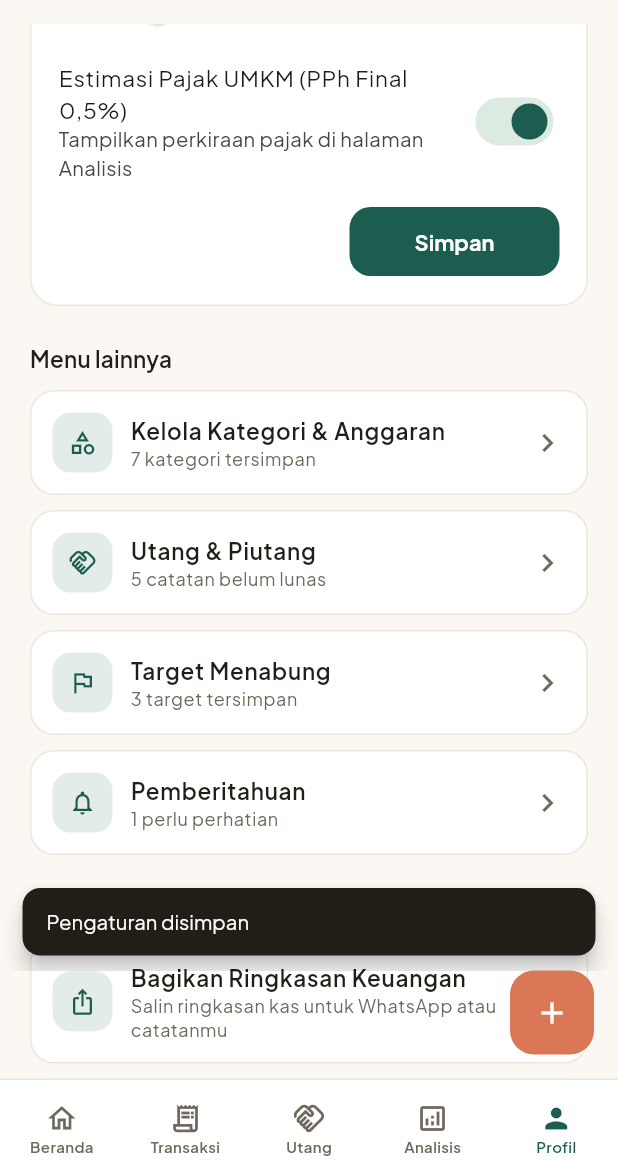
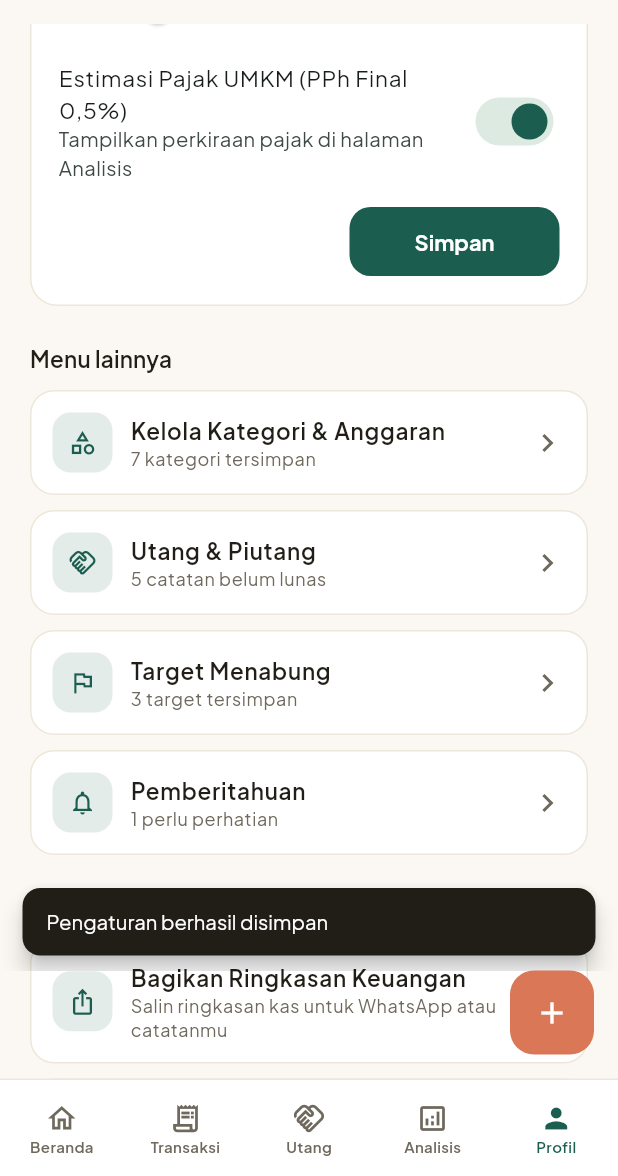
Before and after one commit to Abidalfakhri/flunds, a Flutter app: the AppShell screen opened directly, item 5 of the bottom bar chosen, scrolled down 576 dp, after a tap on "Simpan", on a phone screen of 412 x 824 dp, the part 60-1236 px from its top. Run offline on Flutter 3.47's test engine with Material 3 defaults, Android fonts, the phone set to English and light mode, and no system bars; our stand-ins replace cloud_firestore, firebase_auth, firebase_core, google_fonts; accounts and stored records are empty.

Commit message:
feat: integrate Firebase authentication and profile management

```diff
--- a/lib/screens/profile_settings_screen.dart
+++ b/lib/screens/profile_settings_screen.dart
@@ -1,5 +1,7 @@
+
 import 'package:flutter/material.dart';
 import 'package:flutter/services.dart';
+
 import '../data/app_data.dart';
 import '../data/auth_service.dart';
 import '../models/insight.dart';
@@ -37,46 +39,79 @@ class ProfileSettingsScreen extends StatelessWidget {
                       const _GuestBanner(),
                     ],
                     const SizedBox(height: 20),
-                    Text('Pengaturan kas & gaji pemilik', style: Theme.of(context).textTheme.titleMedium),
+                    Text(
+                      'Pengaturan kas & gaji pemilik',
+                      style: Theme.of(context).textTheme.titleMedium,
+                    ),
                     const SizedBox(height: 10),
-                    _SettingsForm(),
+                    const _SettingsForm(),
                     const SizedBox(height: 24),
-                    Text('Menu lainnya', style: Theme.of(context).textTheme.titleMedium),
+                    Text(
+                      'Menu lainnya',
+                      style: Theme.of(context).textTheme.titleMedium,
+                    ),
                     const SizedBox(height: 10),
                     _MenuTile(
                       icon: Icons.category_outlined,
                       title: 'Kelola Kategori & Anggaran',
-                      subtitle: '${appData.categories.length} kategori tersimpan',
-                      onTap: () => Navigator.push(context, MaterialPageRoute(builder: (_) => const CategoriesListScreen())),
+                      subtitle:
+                      '${appData.categories.length} kategori tersimpan',
+                      onTap: () => Navigator.push(
+                        context,
+                        MaterialPageRoute(
+                          builder: (_) => const CategoriesListScreen(),
+                        ),
+                      ),
                     ),
                     const SizedBox(height: 10),
                     _MenuTile(
                       icon: Icons.handshake_outlined,
                       title: 'Utang & Piutang',
-                      subtitle: '${appData.debts.where((d) => !d.isPaid).length} catatan belum lunas',
-                      onTap: () => Navigator.push(context, MaterialPageRoute(builder: (_) => const DebtsScreen())),
+                      subtitle:
+                      '${appData.debts.where((d) => !d.isPaid).length} catatan belum lunas',
+                      onTap: () => Navigator.push(
+                        context,
+                        MaterialPageRoute(
+                          builder: (_) => const DebtsScreen(),
+                        ),
+                      ),
                     ),
                     const SizedBox(height: 10),
                     _MenuTile(
                       icon: Icons.flag_outlined,
                       title: 'Target Menabung',
                       subtitle: '${appData.goals.length} target tersimpan',
-                      onTap: () => Navigator.push(context, MaterialPageRoute(builder: (_) => const SavingsGoalsScreen())),
+                      onTap: () => Navigator.push(
+                        context,
+                        MaterialPageRoute(
+                          builder: (_) => const SavingsGoalsScreen(),
+                        ),
+                      ),
                     ),
                     const SizedBox(height: 10),
                     _MenuTile(
                       icon: Icons.notifications_outlined,
                       title: 'Pemberitahuan',
-                      subtitle: '${appData.insights.where((i) => i.level != InsightLevel.info).length} perlu perhatian',
-                      onTap: () => Navigator.push(context, MaterialPageRoute(builder: (_) => const NotificationsScreen())),
+                      subtitle:
+                      '${appData.insights.where((i) => i.level != InsightLevel.info).length} perlu perhatian',
+                      onTap: () => Navigator.push(
+                        context,
+                        MaterialPageRoute(
+                          builder: (_) => const NotificationsScreen(),
+                        ),
+                      ),
                     ),
                     const SizedBox(height: 24),
-                    Text('Data & bagikan', style: Theme.of(context).textTheme.titleMedium),
+                    Text(
+                      'Data & bagikan',
+                      style: Theme.of(context).textTheme.titleMedium,
+                    ),
                     const SizedBox(height: 10),
                     _MenuTile(
                       icon: Icons.ios_share_outlined,
                       title: 'Bagikan Ringkasan Keuangan',
-                      subtitle: 'Salin ringkasan kas untuk WhatsApp atau catatanmu',
+                      subtitle:
+                      'Salin ringkasan kas untuk WhatsApp atau catatanmu',
                       onTap: () => _shareSummary(context),
                     ),
                     const SizedBox(height: 10),
@@ -90,7 +125,10 @@ class ProfileSettingsScreen extends StatelessWidget {
                       onTap: () => _confirmReset(context),
                     ),
                     const SizedBox(height: 24),
-                    Text('Akun', style: Theme.of(context).textTheme.titleMedium),
+                    Text(
+                      'Akun',
+                      style: Theme.of(context).textTheme.titleMedium,
+                    ),
                     const SizedBox(height: 10),
                     _MenuTile(
                       icon: Icons.logout,
@@ -122,10 +160,17 @@ class ProfileSettingsScreen extends StatelessWidget {
   }
 
   Future<void> _shareSummary(BuildContext context) async {
-    await Clipboard.setData(ClipboardData(text: buildCashflowSummary(appData)));
+    await Clipboard.setData(
+      ClipboardData(text: buildCashflowSummary(appData)),
+    );
+
     if (context.mounted) {
       ScaffoldMessenger.of(context).showSnackBar(
-        const SnackBar(content: Text('Ringkasan disalin — tinggal tempel ke WhatsApp atau catatanmu')),
+        const SnackBar(
+          content: Text(
+            'Ringkasan disalin — tinggal tempel ke WhatsApp atau catatanmu',
+          ),
+        ),
       );
     }
   }
@@ -141,17 +186,23 @@ class ProfileSettingsScreen extends StatelessWidget {
           'Tindakan ini tidak bisa dibatalkan.',
       confirmLabel: 'Reset',
     );
+
     if (!confirmed) return;
+
     auth.resetCurrentWorkspace();
+
     if (context.mounted) {
       ScaffoldMessenger.of(context).showSnackBar(
-        const SnackBar(content: Text('Data berhasil direset ke kondisi awal')),
+        const SnackBar(
+          content: Text('Data berhasil direset ke kondisi awal'),
+        ),
       );
     }
   }
 
   Future<void> _confirmSignOut(BuildContext context) async {
     final isGuest = auth.isGuest;
+
     final confirmed = await showConfirmDialog(
       context,
       title: 'Keluar dari akun?',
@@ -162,8 +213,10 @@ class ProfileSettingsScreen extends StatelessWidget {
       confirmLabel: 'Keluar',
       isDestructive: isGuest,
     );
+
     if (!confirmed) return;
-    auth.signOut();
+
+    await auth.signOut();
   }
 }
 
@@ -180,7 +233,11 @@ class _GuestBanner extends StatelessWidget {
       ),
       child: Row(
         children: [
-          const Icon(Icons.info_outline, color: FlundsColors.warning, size: 20),
+          const Icon(
+            Icons.info_outline,
+            color: FlundsColors.warning,
+            size: 20,
+          ),
           const SizedBox(width: 10),
           Expanded(
             child: Text(
@@ -192,7 +249,9 @@ class _GuestBanner extends StatelessWidget {
           TextButton(
             onPressed: () => Navigator.push(
               context,
-              MaterialPageRoute(builder: (_) => const RegisterScreen()),
+              MaterialPageRoute(
+                builder: (_) => const RegisterScreen(),
+              ),
             ),
             child: const Text('Daftar'),
           ),
@@ -209,7 +268,12 @@ class _ProfileCard extends StatelessWidget {
       width: double.infinity,
       padding: const EdgeInsets.all(20),
       decoration: BoxDecoration(
-        gradient: const LinearGradient(colors: [FlundsColors.primary, FlundsColors.primaryDark]),
+        gradient: const LinearGradient(
+          colors: [
+            FlundsColors.primary,
+            FlundsColors.primaryDark,
+          ],
+        ),
         borderRadius: BorderRadius.circular(22),
       ),
       child: Row(
@@ -217,11 +281,20 @@ class _ProfileCard extends StatelessWidget {
           Container(
             width: 56,
             height: 56,
-            decoration: const BoxDecoration(color: Colors.white24, shape: BoxShape.circle),
+            decoration: const BoxDecoration(
+              color: Colors.white24,
+              shape: BoxShape.circle,
+            ),
             alignment: Alignment.center,
             child: Text(
-              appData.ownerName.isEmpty ? '?' : appData.ownerName[0].toUpperCase(),
-              style: const TextStyle(color: Colors.white, fontSize: 22, fontWeight: FontWeight.w700),
+              appData.ownerName.isEmpty
+                  ? '?'
+                  : appData.ownerName[0].toUpperCase(),
+              style: const TextStyle(
+                color: Colors.white,
+                fontSize: 22,
+                fontWeight: FontWeight.w700,
+              ),
             ),
           ),
           const SizedBox(width: 14),
@@ -229,10 +302,28 @@ class _ProfileCard extends StatelessWidget {
             child: Column(
               crossAxisAlignment: CrossAxisAlignment.start,
               children: [
-                Text(appData.ownerName, style: Theme.of(context).textTheme.titleLarge?.copyWith(color: Colors.white)),
+                Text(
+                  appData.ownerName,
+                  style: Theme.of(context)
+                      .textTheme
+                      .titleLarge
+                      ?.copyWith(color: Colors.white),
+                ),
                 const SizedBox(height: 3),
-                Text(appData.businessName, style: const TextStyle(color: Colors.white70, fontSize: 13)),
-                Text(appData.businessType, style: const TextStyle(color: Colors.white54, fontSize: 12)),
+                Text(
+                  appData.businessName,
+                  style: const TextStyle(
+                    color: Colors.white70,
+                    fontSize: 13,
+                  ),
+                ),
+                Text(
+                  appData.businessType,
+                  style: const TextStyle(
+                    color: Colors.white54,
+                    fontSize: 12,
+                  ),
+                ),
                 const SizedBox(height: 8),
                 _AccountChip(),
               ],
@@ -248,16 +339,32 @@ class _AccountChip extends StatelessWidget {
   @override
   Widget build(BuildContext context) {
     final user = auth.currentUser;
+
     final label = switch (user?.kind) {
       AccountKind.guest => 'Mode tamu',
       AccountKind.demo => 'Akun demo',
       _ => user?.email ?? '',
     };
+
     if (label.isEmpty) return const SizedBox.shrink();
+
     return Container(
-      padding: const EdgeInsets.symmetric(horizontal: 10, vertical: 4),
-      decoration: BoxDecoration(color: Colors.white24, borderRadius: BorderRadius.circular(20)),
-      child: Text(label, style: const TextStyle(color: Colors.white, fontSize: 11.5, fontWeight: FontWeight.w600)),
+      padding: const EdgeInsets.symmetric(
+        horizontal: 10,
+        vertical: 4,
+      ),
+      decoration: BoxDecoration(
+        color: Colors.white24,
+        borderRadius: BorderRadius.circular(20),
+      ),
+      child: Text(
+        label,
+        style: const TextStyle(
+          color: Colors.white,
+          fontSize: 11.5,
+          fontWeight: FontWeight.w600,
+        ),
+      ),
     );
   }
 }
@@ -271,22 +378,35 @@ class _SettingsForm extends StatefulWidget {
 
 class _SettingsFormState extends State<_SettingsForm> {
   final _formKey = GlobalKey<FormState>();
+
   late final TextEditingController _nameController;
   late final TextEditingController _businessController;
   late final TextEditingController _businessTypeController;
   late final TextEditingController _thresholdController;
   late final TextEditingController _startingBalanceController;
+
   late double _percentage;
   late bool _taxEstimateEnabled;
+
+  bool _isSaving = false;
 
   @override
   void initState() {
     super.initState();
-    _nameController = TextEditingController(text: appData.ownerName);
-    _businessController = TextEditingController(text: appData.businessName);
-    _businessTypeController = TextEditingController(text: appData.businessType);
-    _thresholdController = TextEditingController(text: appData.runwayThresholdDays.toString());
-    _startingBalanceController = TextEditingController(text: groupThousands(appData.startingBalance));
+
+    _nameController =
+        TextEditingController(text: appData.ownerName);
+    _businessController =
+        TextEditingController(text: appData.businessName);
+    _businessTypeController =
+        TextEditingController(text: appData.businessType);
+    _thresholdController = TextEditingController(
+      text: appData.runwayThresholdDays.toString(),
+    );
+    _startingBalanceController = TextEditingController(
+      text: groupThousands(appData.startingBalance),
+    );
+
     _percentage = appData.ownerCutPercentage;
     _taxEstimateEnabled = appData.taxEstimateEnabled;
   }
@@ -298,28 +418,84 @@ class _SettingsFormState extends State<_SettingsForm> {
     _businessTypeController.dispose();
     _thresholdController.dispose();
     _startingBalanceController.dispose();
+
     super.dispose();
   }
 
-  void _save() {
+  Future<void> _save() async {
+    if (_isSaving) return;
+
     if (!_formKey.currentState!.validate()) return;
+
     final startingBalance = int.tryParse(
-          _startingBalanceController.text.replaceAll(RegExp(r'[^0-9]'), ''),
+      _startingBalanceController.text.replaceAll(
+        RegExp(r'[^0-9]'),
+        '',
+      ),
     ) ??
         0;
+
+    final name = _nameController.text.trim();
+    final businessName = _businessController.text.trim();
+    final businessType = _businessTypeController.text.trim();
+    final runwayThresholdDays =
+    int.parse(_thresholdController.text);
+
+    setState(() {
+      _isSaving = true;
+    });
+
+    try {
+      if (auth.currentUser?.kind == AccountKind.member) {
+        await auth.updateProfile(
+          name: name,
+          businessName: businessName,
+          businessType: businessType,
+          startingBalance: startingBalance,
+          runwayThresholdDays: runwayThresholdDays,
+          ownerCutPercentage: _percentage,
+          taxEstimateEnabled: _taxEstimateEnabled,
+        );
+      }
+
       appData.updateProfile(
-      ownerName: _nameController.text.trim(),
-      businessName: _businessController.text.trim(),
-      businessType: _businessTypeController.text.trim(),
-      runwayThresholdDays: int.parse(_thresholdController.text),
+        ownerName: name,
+        businessName: businessName,
+        businessType: businessType,
+        runwayThresholdDays: runwayThresholdDays,
         ownerCutPercentage: _percentage,
         startingBalance: startingBalance,
         taxEstimateEnabled: _taxEstimateEnabled,
       );
+
+      if (!mounted) return;
+
       ScaffoldMessenger.of(context).showSnackBar(
-      const SnackBar(content: Text('Pengaturan disimpan')),
+        SnackBar(
+          content: Text(
+            auth.currentUser?.kind == AccountKind.member
+                ? 'Profil berhasil disimpan ke Firebase'
+                : 'Pengaturan berhasil disimpan',
+          ),
+        ),
       );
+
       FocusScope.of(context).unfocus();
+    } catch (e) {
+      if (!mounted) return;
+
+      ScaffoldMessenger.of(context).showSnackBar(
+        SnackBar(
+          content: Text('Gagal menyimpan profil: $e'),
+        ),
+      );
+    } finally {
+      if (mounted) {
+        setState(() {
+          _isSaving = false;
+        });
+      }
+    }
   }
 
   @override
@@ -329,7 +505,9 @@ class _SettingsFormState extends State<_SettingsForm> {
       decoration: BoxDecoration(
         color: Colors.white,
         borderRadius: BorderRadius.circular(18),
-        border: Border.all(color: FlundsColors.surfaceLine),
+        border: Border.all(
+          color: FlundsColors.surfaceLine,
+        ),
       ),
       child: Form(
         key: _formKey,
@@ -338,20 +516,35 @@ class _SettingsFormState extends State<_SettingsForm> {
           children: [
             TextFormField(
               controller: _nameController,
-              decoration: const InputDecoration(labelText: 'Nama pemilik'),
-              validator: (v) => (v == null || v.trim().isEmpty) ? 'Nama wajib diisi' : null,
+              decoration: const InputDecoration(
+                labelText: 'Nama pemilik',
+              ),
+              validator: (v) =>
+              (v == null || v.trim().isEmpty)
+                  ? 'Nama wajib diisi'
+                  : null,
             ),
             const SizedBox(height: 12),
             TextFormField(
               controller: _businessController,
-              decoration: const InputDecoration(labelText: 'Nama usaha'),
-              validator: (v) => (v == null || v.trim().isEmpty) ? 'Nama usaha wajib diisi' : null,
+              decoration: const InputDecoration(
+                labelText: 'Nama usaha',
+              ),
+              validator: (v) =>
+              (v == null || v.trim().isEmpty)
+                  ? 'Nama usaha wajib diisi'
+                  : null,
             ),
             const SizedBox(height: 12),
             TextFormField(
               controller: _businessTypeController,
-              decoration: const InputDecoration(labelText: 'Jenis usaha'),
-              validator: (v) => (v == null || v.trim().isEmpty) ? 'Jenis usaha wajib diisi' : null,
+              decoration: const InputDecoration(
+                labelText: 'Jenis usaha',
+              ),
+              validator: (v) =>
+              (v == null || v.trim().isEmpty)
+                  ? 'Jenis usaha wajib diisi'
+                  : null,
             ),
             const SizedBox(height: 12),
             TextFormField(
@@ -363,8 +556,17 @@ class _SettingsFormState extends State<_SettingsForm> {
                 prefixText: 'Rp ',
               ),
               validator: (v) {
-                final n = int.tryParse((v ?? '').replaceAll(RegExp(r'[^0-9]'), ''));
-                if (n == null || n < 0) return 'Masukkan jumlah yang valid';
+                final n = int.tryParse(
+                  (v ?? '').replaceAll(
+                    RegExp(r'[^0-9]'),
+                    '',
+                  ),
+                );
+
+                if (n == null || n < 0) {
+                  return 'Masukkan jumlah yang valid';
+                }
+
                 return null;
               },
             ),
@@ -372,15 +574,25 @@ class _SettingsFormState extends State<_SettingsForm> {
             TextFormField(
               controller: _thresholdController,
               keyboardType: TextInputType.number,
-              decoration: const InputDecoration(labelText: 'Batas aman "kas bisa bertahan" (hari)'),
+              decoration: const InputDecoration(
+                labelText:
+                'Batas aman "kas bisa bertahan" (hari)',
+              ),
               validator: (v) {
                 final n = int.tryParse(v ?? '');
-                if (n == null || n <= 0) return 'Masukkan jumlah hari yang valid';
+
+                if (n == null || n <= 0) {
+                  return 'Masukkan jumlah hari yang valid';
+                }
+
                 return null;
               },
             ),
             const SizedBox(height: 8),
-            Text('Persentase owner\'s cut aman: ${(_percentage * 100).round()}%', style: Theme.of(context).textTheme.bodySmall),
+            Text(
+              'Persentase owner\'s cut aman: ${(_percentage * 100).round()}%',
+              style: Theme.of(context).textTheme.bodySmall,
+            ),
             Slider(
               value: _percentage,
               min: 0.05,
@@ -388,23 +600,45 @@ class _SettingsFormState extends State<_SettingsForm> {
               divisions: 7,
               activeColor: FlundsColors.primary,
               label: '${(_percentage * 100).round()}%',
-              onChanged: (v) => setState(() => _percentage = v),
+              onChanged: (v) {
+                setState(() {
+                  _percentage = v;
+                });
+              },
             ),
             const SizedBox(height: 4),
             SwitchListTile(
               contentPadding: EdgeInsets.zero,
               value: _taxEstimateEnabled,
-              onChanged: (v) => setState(() => _taxEstimateEnabled = v),
-              title: const Text('Estimasi Pajak UMKM (PPh Final 0,5%)'),
-              subtitle: const Text('Tampilkan perkiraan pajak di halaman Analisis'),
+              onChanged: (v) {
+                setState(() {
+                  _taxEstimateEnabled = v;
+                });
+              },
+              title: const Text(
+                'Estimasi Pajak UMKM (PPh Final 0,5%)',
+              ),
+              subtitle: const Text(
+                'Tampilkan perkiraan pajak di halaman Analisis',
+              ),
             ),
             const SizedBox(height: 8),
             Align(
               alignment: Alignment.centerRight,
               child: ElevatedButton(
-                onPressed: _save,
-                style: ElevatedButton.styleFrom(minimumSize: const Size(140, 46)),
-                child: const Text('Simpan'),
+                onPressed: _isSaving ? null : _save,
+                style: ElevatedButton.styleFrom(
+                  minimumSize: const Size(140, 46),
+                ),
+                child: _isSaving
+                    ? const SizedBox(
+                  width: 20,
+                  height: 20,
+                  child: CircularProgressIndicator(
+                    strokeWidth: 2,
+                  ),
+                )
+                    : const Text('Simpan'),
               ),
             ),
           ],
@@ -432,6 +666,7 @@ class _MenuTile extends StatelessWidget {
   @override
   Widget build(BuildContext context) {
     final color = iconColor ?? FlundsColors.primary;
+
     return InkWell(
       onTap: onTap,
       borderRadius: BorderRadius.circular(16),
@@ -440,27 +675,50 @@ class _MenuTile extends StatelessWidget {
         decoration: BoxDecoration(
           color: Colors.white,
           borderRadius: BorderRadius.circular(16),
-          border: Border.all(color: FlundsColors.surfaceLine),
+          border: Border.all(
+            color: FlundsColors.surfaceLine,
+          ),
         ),
         child: Row(
           children: [
             Container(
               width: 40,
               height: 40,
-              decoration: BoxDecoration(color: color.withValues(alpha: 0.12), borderRadius: BorderRadius.circular(12)),
-              child: Icon(icon, color: color, size: 19),
+              decoration: BoxDecoration(
+                color: color.withValues(alpha: 0.12),
+                borderRadius: BorderRadius.circular(12),
+              ),
+              child: Icon(
+                icon,
+                color: color,
+                size: 19,
+              ),
             ),
             const SizedBox(width: 12),
             Expanded(
               child: Column(
                 crossAxisAlignment: CrossAxisAlignment.start,
                 children: [
-                  Text(title, style: Theme.of(context).textTheme.bodyLarge?.copyWith(fontWeight: FontWeight.w600)),
-                  Text(subtitle, style: Theme.of(context).textTheme.bodySmall),
+                  Text(
+                    title,
+                    style: Theme.of(context)
+                        .textTheme
+                        .bodyLarge
+                        ?.copyWith(
+                      fontWeight: FontWeight.w600,
+                    ),
+                  ),
+                  Text(
+                    subtitle,
+                    style: Theme.of(context).textTheme.bodySmall,
+                  ),
                 ],
               ),
             ),
-            const Icon(Icons.chevron_right, color: FlundsColors.textMuted),
+            const Icon(
+              Icons.chevron_right,
+              color: FlundsColors.textMuted,
+            ),
           ],
         ),
       ),
@@ -482,9 +740,19 @@ class _AboutPersonaCard extends StatelessWidget {
         children: [
           Row(
             children: const [
-              Icon(Icons.badge_outlined, color: FlundsColors.accent, size: 18),
+              Icon(
+                Icons.badge_outlined,
+                color: FlundsColors.accent,
+                size: 18,
+              ),
               SizedBox(width: 8),
-              Text('Tentang persona Flunds', style: TextStyle(fontWeight: FontWeight.w700, color: FlundsColors.accent)),
+              Text(
+                'Tentang persona Flunds',
+                style: TextStyle(
+                  fontWeight: FontWeight.w700,
+                  color: FlundsColors.accent,
+                ),
+              ),
             ],
           ),
           const SizedBox(height: 8),
```
Also changed, not shown: lib/data/auth_service.dart (+209 -79 lines), lib/main.dart (+14 -2 lines). Lines whose indentation alone changed are shown as unchanged.
